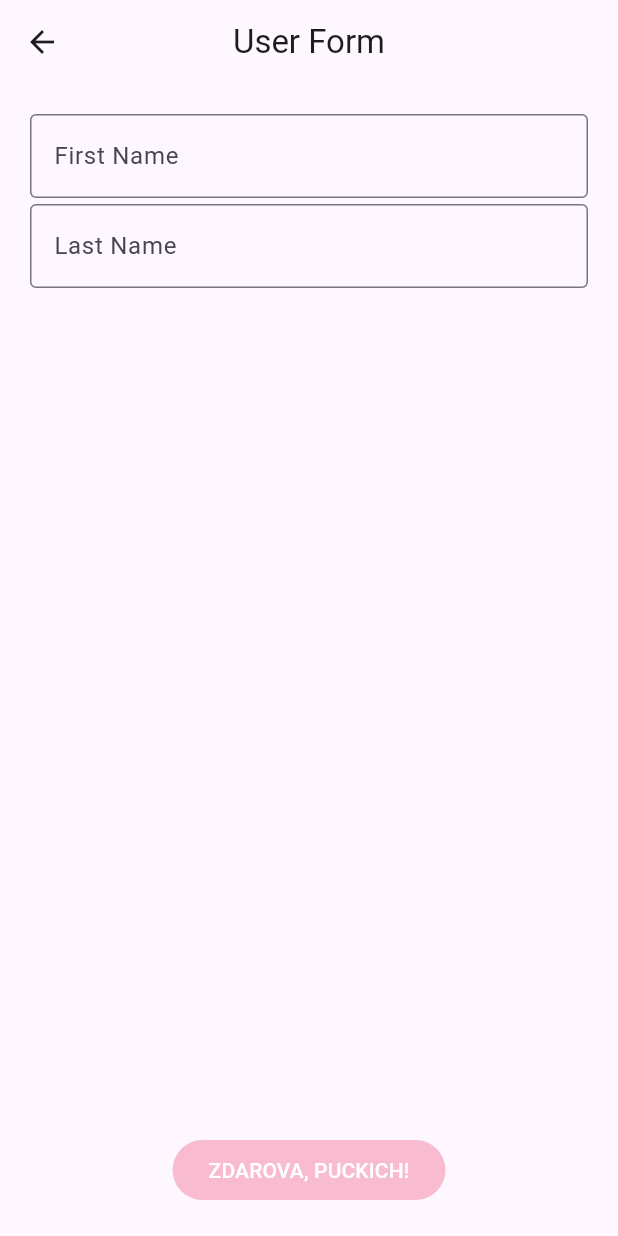
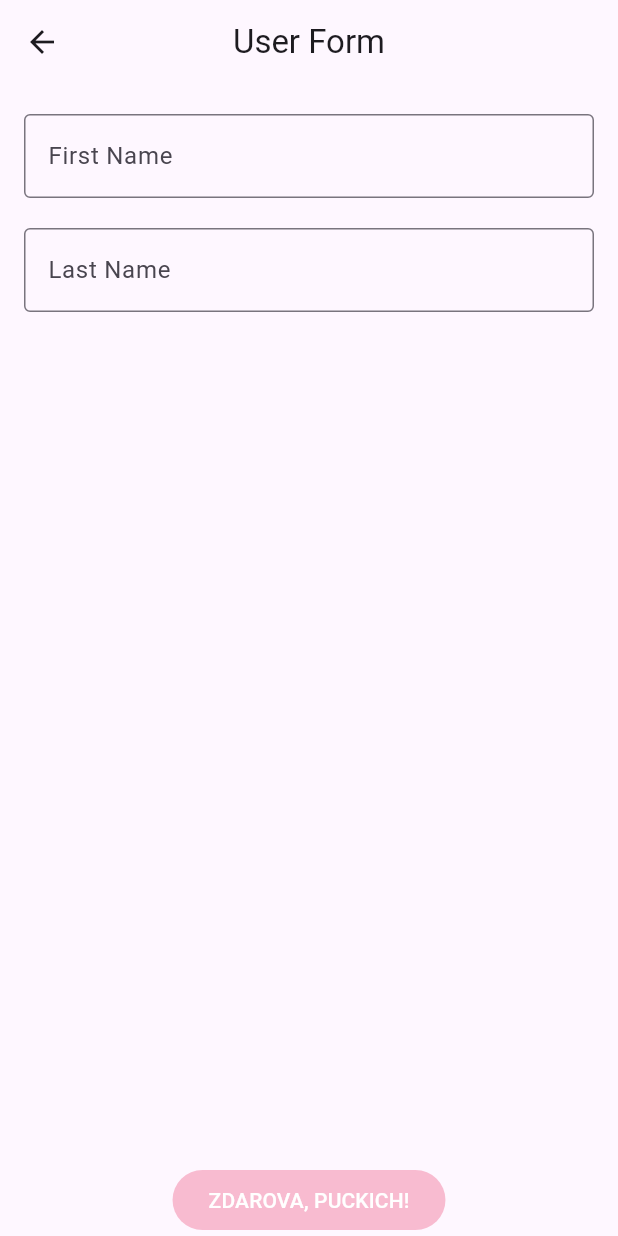
Before and after one commit to uropek97/square_app, a Flutter app: the screen it shows after launch, after a tap on "User Form", on a phone screen of 412 x 824 dp. Run offline on Flutter 3.47's test engine with Material 3 defaults, Android fonts, the phone set to English and light mode, and no system bars.

Commit message:
Login page has been slightly improved.

```diff
--- a/lib/pages/login_page.dart
+++ b/lib/pages/login_page.dart
@@ -9,6 +9,8 @@ class LoginPage extends StatefulWidget {
 }
 
 class _LoginPageState extends State<LoginPage> {
+  // эти поля должны быть помечены как final, тк изменять их ты не будешь.
+  // Их имена должны следовать lowerCamelCase, то есть firstNameController
   TextEditingController firstNamecontroller = TextEditingController();
   TextEditingController lastNamecontroller = TextEditingController();
 
@@ -25,20 +27,28 @@ class _LoginPageState extends State<LoginPage> {
       appBar: AppBar(
         title: Text(widget.title),
         centerTitle: true,
+        // Кнопка с иконкой назад появится в АппБаре сама по себе,
+        // если навигация Назад возможна =)
         leading: IconButton(
           onPressed: () => Navigator.pop(context),
           icon: const Icon(Icons.arrow_back),
         ),
       ),
-      body: Column(
+      body: Padding(
+        padding: const EdgeInsets.symmetric(horizontal: 16)
+            .copyWith(bottom: MediaQuery.of(context).padding.bottom),
+        child: Column(
           children: [
-          const SizedBox(height: 20,),
-          Row(
-            mainAxisAlignment: MainAxisAlignment.center,
-            children: [
+            // Если убрать запятую, то этот маленький виджет станет в одну строку
+            const SizedBox(height: 20),
+            // Не используй Row для одного элемента внутри
             SizedBox(
-                width: MediaQuery.of(context).size.width - 40,
-                height: 60,
+              // Для отступов используй виджет Padding,
+              // Длина виджета не должна управлять отступами.
+              // width: MediaQuery.of(context).size.width - 40,
+              width: double.maxFinite,
+              // Подобными виджетам высота явно не задается
+              // height: 60,
               child: TextField(
                 controller: firstNamecontroller,
                 decoration: const InputDecoration(
@@ -47,15 +57,11 @@ class _LoginPageState extends State<LoginPage> {
                 ),
               ),
             ),
-            ],
+            const SizedBox(
+              height: 20,
             ),
-          const SizedBox(width: 20,),
-          Row(
-            mainAxisAlignment: MainAxisAlignment.center,
-            children: [
             SizedBox(
-                width: MediaQuery.of(context).size.width - 40,
-                height: 60,
+              width: double.maxFinite,
               child: TextField(
                 controller: lastNamecontroller,
                 decoration: const InputDecoration(
@@ -64,32 +70,27 @@ class _LoginPageState extends State<LoginPage> {
                 ),
               ),
             ),
+            const Expanded(child: SizedBox.shrink()),
+            FilledButton(
+              // Функции лучше выносить за пределы верстки.
+              onPressed: _showHelloDialog,
+              child: const Text('ZDAROVA, PUCKICH!'),
+            ),
           ],
         ),
-          Expanded(child: Column(
-            mainAxisAlignment: MainAxisAlignment.end,
-            children: [
-              FilledButton(
-                onPressed: () {
+      ),
+    );
+  }
+
+  void _showHelloDialog() {
     String firstName = firstNamecontroller.text;
     String lastName = lastNamecontroller.text;
     showDialog(
       context: context,
-                    builder: (context) =>
-                      AlertDialog(
+      builder: (context) => AlertDialog(
         title: const Text('ZDAROVA, PUCKICH!'),
         content: Text('ZDAROVA, PUCKCH $firstName $lastName'),
       ),
     );
-                },
-                child: const Text('ZDAROVA, PUCKICH!'),
-                ),
-              const SizedBox(height: 20,),
-              ],
-            ),
-          ),
-        ],
-      ),
-    );
   }
 }
```
Lines whose indentation alone changed are shown as unchanged.
